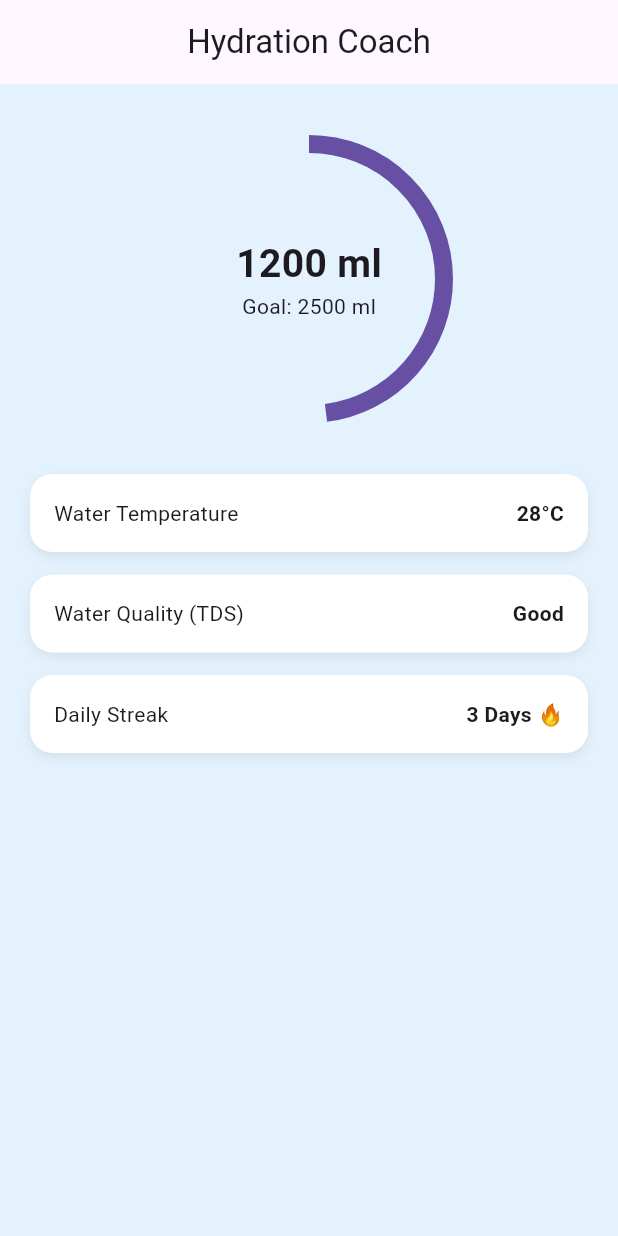
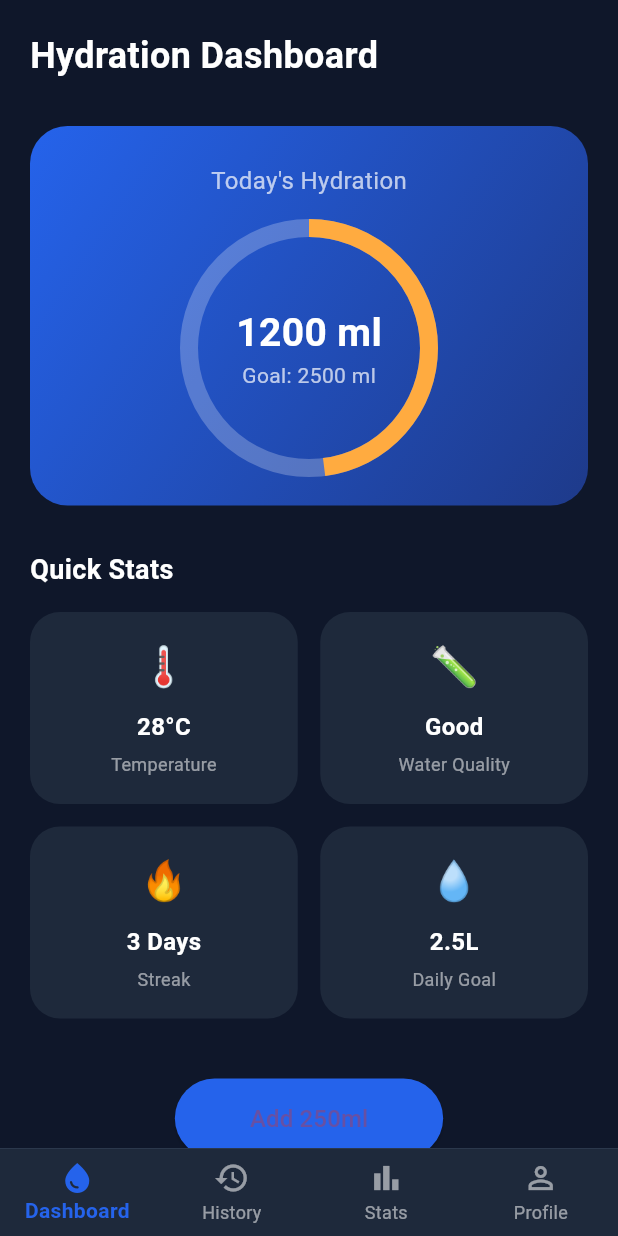
Before and after one commit to inojBhashitha/Smart-Water-Bottle-IoT, a Flutter app: the screen it shows after launch, on a phone screen of 412 x 824 dp. Run offline on Flutter 3.47's test engine with Material 3 defaults, Android fonts, the phone set to English and light mode, and no system bars; our stand-ins replace firebase_core; accounts and stored records are empty.

Commit message:
ui: upgraded dashboard and navigation

```diff
--- a/mobile-app/smart_water_bottle_app/lib/main.dart
+++ b/mobile-app/smart_water_bottle_app/lib/main.dart
@@ -1,5 +1,5 @@
 import 'package:flutter/material.dart';
-import 'screens/home_screen.dart';
+import 'screens/main_navigation.dart';
 
 void main() {
   runApp(const SmartWaterBottleApp());
@@ -12,7 +12,7 @@ class SmartWaterBottleApp extends StatelessWidget {
   Widget build(BuildContext context) {
     return const MaterialApp(
       debugShowCheckedModeBanner: false,
-      home: HomeScreen(),
+      home: MainNavigation(),
     );
   }
 }
--- /dev/null
+++ b/mobile-app/smart_water_bottle_app/lib/screens/dashboard_screen.dart
@@ -0,0 +1,215 @@
+import 'package:flutter/material.dart';
+
+class DashboardScreen extends StatefulWidget {
+  const DashboardScreen({super.key});
+
+  @override
+  State<DashboardScreen> createState() => _DashboardScreenState();
+}
+
+class _DashboardScreenState extends State<DashboardScreen> {
+  double intake = 1200;
+  double goal = 2500;
+
+  @override
+  Widget build(BuildContext context) {
+    double progress = (intake / goal).clamp(0.0, 1.0);
+
+    return Scaffold(
+      backgroundColor: const Color(0xFF0F172A),
+      body: SafeArea(
+        child: SingleChildScrollView(
+          child: Padding(
+            padding: const EdgeInsets.symmetric(horizontal: 20, vertical: 10),
+            child: Column(
+              crossAxisAlignment: CrossAxisAlignment.start,
+              children: [
+                const SizedBox(height: 10),
+
+                // 🔥 Header
+                const Text(
+                  "Hydration Dashboard",
+                  style: TextStyle(
+                    color: Colors.white,
+                    fontSize: 24,
+                    fontWeight: FontWeight.bold,
+                  ),
+                ),
+
+                const SizedBox(height: 30),
+
+                // 💧 Main Progress Card
+                Container(
+                  width: double.infinity,
+                  padding: const EdgeInsets.all(25),
+                  decoration: BoxDecoration(
+                    borderRadius: BorderRadius.circular(25),
+                    gradient: const LinearGradient(
+                      colors: [Color(0xFF2563EB), Color(0xFF1E3A8A)],
+                      begin: Alignment.topLeft,
+                      end: Alignment.bottomRight,
+                    ),
+                  ),
+                  child: Column(
+                    children: [
+                      const Text(
+                        "Today's Hydration",
+                        style: TextStyle(
+                          color: Colors.white70,
+                          fontSize: 16,
+                        ),
+                      ),
+                      const SizedBox(height: 20),
+
+                      Stack(
+                        alignment: Alignment.center,
+                        children: [
+                          TweenAnimationBuilder<double>(
+                            tween: Tween(begin: 0, end: progress),
+                            duration: const Duration(milliseconds: 800),
+                            builder: (context, value, child) {
+                              return SizedBox(
+                                width: 160,
+                                height: 160,
+                                child: CircularProgressIndicator(
+                                  value: value,
+                                  strokeWidth: 12,
+                                  backgroundColor: Colors.white24,
+                                  valueColor: AlwaysStoppedAnimation<Color>(
+                                    value > 0.7
+                                        ? Colors.greenAccent
+                                        : value > 0.4
+                                        ? Colors.orangeAccent
+                                        : Colors.white,
+                                  ),
+                                ),
+                              );
+                            },
+                          ),
+                          Column(
+                            children: [
+                              Text(
+                                "${intake.toInt()} ml",
+                                style: const TextStyle(
+                                  color: Colors.white,
+                                  fontSize: 26,
+                                  fontWeight: FontWeight.bold,
+                                ),
+                              ),
+                              Text(
+                                "Goal: ${goal.toInt()} ml",
+                                style: const TextStyle(
+                                  color: Colors.white70,
+                                ),
+                              ),
+                            ],
+                          ),
+                        ],
+                      ),
+                    ],
+                  ),
+                ),
+
+                const SizedBox(height: 30),
+
+                const Text(
+                  "Quick Stats",
+                  style: TextStyle(
+                    color: Colors.white,
+                    fontSize: 18,
+                    fontWeight: FontWeight.bold,
+                  ),
+                ),
+
+                const SizedBox(height: 15),
+
+                // 📊 Stats Grid
+                Row(
+                  children: [
+                    Expanded(child: statCard("🌡", "28°C", "Temperature")),
+                    const SizedBox(width: 15),
+                    Expanded(child: statCard("🧪", "Good", "Water Quality")),
+                  ],
+                ),
+
+                const SizedBox(height: 15),
+
+                Row(
+                  children: [
+                    Expanded(child: statCard("🔥", "3 Days", "Streak")),
+                    const SizedBox(width: 15),
+                    Expanded(child: statCard("💧", "2.5L", "Daily Goal")),
+                  ],
+                ),
+
+                const SizedBox(height: 40),
+
+                // 💦 Add Water Button
+                Center(
+                  child: ElevatedButton(
+                    onPressed: () {
+                      setState(() {
+                        intake += 250;
+                        if (intake > goal) intake = goal;
+                      });
+                    },
+                    style: ElevatedButton.styleFrom(
+                      backgroundColor: const Color(0xFF2563EB),
+                      padding: const EdgeInsets.symmetric(
+                          horizontal: 50, vertical: 15),
+                      shape: RoundedRectangleBorder(
+                        borderRadius: BorderRadius.circular(30),
+                      ),
+                    ),
+                    child: const Text(
+                      "Add 250ml",
+                      style: TextStyle(fontSize: 16),
+                    ),
+                  ),
+                ),
+
+                const SizedBox(height: 20),
+              ],
+            ),
+          ),
+        ),
+      ),
+    );
+  }
+
+  // 🔹 Modern Stat Card
+  Widget statCard(String emoji, String value, String label) {
+    return Container(
+      padding: const EdgeInsets.all(18),
+      decoration: BoxDecoration(
+        color: const Color(0xFF1E293B),
+        borderRadius: BorderRadius.circular(20),
+      ),
+      child: Column(
+        children: [
+          Text(
+            emoji,
+            style: const TextStyle(fontSize: 26),
+          ),
+          const SizedBox(height: 10),
+          Text(
+            value,
+            style: const TextStyle(
+              color: Colors.white,
+              fontWeight: FontWeight.bold,
+              fontSize: 16,
+            ),
+          ),
+          const SizedBox(height: 5),
+          Text(
+            label,
+            style: const TextStyle(
+              color: Colors.white54,
+              fontSize: 12,
+            ),
+          ),
+        ],
+      ),
+    );
+  }
+}
--- /dev/null
+++ b/mobile-app/smart_water_bottle_app/lib/screens/history_screen.dart
@@ -0,0 +1,15 @@
+import 'package:flutter/material.dart';
+
+class HistoryScreen extends StatelessWidget {
+  const HistoryScreen({super.key});
+
+  @override
+  Widget build(BuildContext context) {
+    return const Center(
+      child: Text(
+        "📊 History Screen",
+        style: TextStyle(fontSize: 22),
+      ),
+    );
+  }
+}
--- a/mobile-app/smart_water_bottle_app/lib/screens/home_screen.dart
+++ /dev/null
@@ -1,91 +0,0 @@
-import 'package:flutter/material.dart';
-
-class HomeScreen extends StatelessWidget {
-  const HomeScreen({super.key});
-
-  @override
-  Widget build(BuildContext context) {
-    double intake = 1200;
-    double goal = 2500;
-    double progress = intake / goal;
-
-    return Scaffold(
-      backgroundColor: Colors.blue[50],
-      appBar: AppBar(
-        title: const Text("Hydration Coach"),
-        centerTitle: true,
-      ),
-      body: Padding(
-        padding: const EdgeInsets.all(20),
-        child: Column(
-          children: [
-            const SizedBox(height: 20),
-
-            // Hydration Progress Circle
-            Stack(
-              alignment: Alignment.center,
-              children: [
-                SizedBox(
-                  width: 180,
-                  height: 180,
-                  child: CircularProgressIndicator(
-                    value: progress,
-                    strokeWidth: 12,
-                  ),
-                ),
-                Column(
-                  children: [
-                    Text(
-                      "${intake.toInt()} ml",
-                      style: const TextStyle(
-                        fontSize: 26,
-                        fontWeight: FontWeight.bold,
-                      ),
-                    ),
-                    Text("Goal: ${goal.toInt()} ml"),
-                  ],
-                ),
-              ],
-            ),
-
-            const SizedBox(height: 40),
-
-            infoCard("Water Temperature", "28°C"),
-            const SizedBox(height: 15),
-            infoCard("Water Quality (TDS)", "Good"),
-            const SizedBox(height: 15),
-            infoCard("Daily Streak", "3 Days 🔥"),
-          ],
-        ),
-      ),
-    );
-  }
-
-  Widget infoCard(String title, String value) {
-    return Container(
-      width: double.infinity,
-      padding: const EdgeInsets.all(16),
-      decoration: BoxDecoration(
-        color: Colors.white,
-        borderRadius: BorderRadius.circular(15),
-        boxShadow: [
-          BoxShadow(
-            color: Colors.grey.withOpacity(0.2),
-            blurRadius: 6,
-            offset: const Offset(0, 3),
-          ),
-        ],
-      ),
-      child: Row(
-        mainAxisAlignment: MainAxisAlignment.spaceBetween,
-        children: [
-          Text(title),
-          Text(
-            value,
-            style: const TextStyle(fontWeight: FontWeight.bold),
-          ),
-        ],
-      ),
-    );
-  }
-}
--- /dev/null
+++ b/mobile-app/smart_water_bottle_app/lib/screens/main_navigation.dart
@@ -0,0 +1,80 @@
+import 'package:flutter/material.dart';
+import 'dashboard_screen.dart';
+import 'history_screen.dart';
+import 'stats_screen.dart';
+import 'profile_screen.dart';
+
+class MainNavigation extends StatefulWidget {
+  const MainNavigation({super.key});
+
+  @override
+  State<MainNavigation> createState() => _MainNavigationState();
+}
+
+class _MainNavigationState extends State<MainNavigation> {
+  int _selectedIndex = 0;
+
+  final List<Widget> _screens = const [
+    DashboardScreen(),
+    HistoryScreen(),
+    StatsScreen(),
+    ProfileScreen(),
+  ];
+
+  void _onItemTapped(int index) {
+    setState(() {
+      _selectedIndex = index;
+    });
+  }
+
+  @override
+  Widget build(BuildContext context) {
+    return Scaffold(
+      backgroundColor: const Color(0xFF0F172A),
+      body: _screens[_selectedIndex],
+      bottomNavigationBar: Container(
+        decoration: const BoxDecoration(
+          color: Color(0xFF1E293B),
+          border: Border(
+            top: BorderSide(
+              color: Color(0xFF334155),
+              width: 0.5,
+            ),
+          ),
+        ),
+        child: BottomNavigationBar(
+          backgroundColor: const Color(0xFF1E293B),
+          type: BottomNavigationBarType.fixed,
+          currentIndex: _selectedIndex,
+          onTap: _onItemTapped,
+          elevation: 0,
+          selectedItemColor: const Color(0xFF2563EB),
+          unselectedItemColor: Colors.white54,
+          selectedLabelStyle: const TextStyle(fontWeight: FontWeight.bold),
+          items: const [
+            BottomNavigationBarItem(
+              icon: Icon(Icons.water_drop_outlined),
+              activeIcon: Icon(Icons.water_drop),
+              label: "Dashboard",
+            ),
+            BottomNavigationBarItem(
+              icon: Icon(Icons.history_outlined),
+              activeIcon: Icon(Icons.history),
+              label: "History",
+            ),
+            BottomNavigationBarItem(
+              icon: Icon(Icons.bar_chart_outlined),
+              activeIcon: Icon(Icons.bar_chart),
+              label: "Stats",
+            ),
+            BottomNavigationBarItem(
+              icon: Icon(Icons.person_outline),
+              activeIcon: Icon(Icons.person),
+              label: "Profile",
+            ),
+          ],
+        ),
+      ),
+    );
+  }
+}
--- /dev/null
+++ b/mobile-app/smart_water_bottle_app/lib/screens/profile_screen.dart
@@ -0,0 +1,15 @@
+import 'package:flutter/material.dart';
+
+class ProfileScreen extends StatelessWidget {
+  const ProfileScreen({super.key});
+
+  @override
+  Widget build(BuildContext context) {
+    return const Center(
+      child: Text(
+        "👤 Profile Screen",
+        style: TextStyle(fontSize: 22),
+      ),
+    );
+  }
+}
--- /dev/null
+++ b/mobile-app/smart_water_bottle_app/lib/screens/stats_screen.dart
@@ -0,0 +1,15 @@
+import 'package:flutter/material.dart';
+
+class StatsScreen extends StatelessWidget {
+  const StatsScreen({super.key});
+
+  @override
+  Widget build(BuildContext context) {
+    return const Center(
+      child: Text(
+        "📈 Statistics Screen",
+        style: TextStyle(fontSize: 22),
+      ),
+    );
+  }
+}
```
Also changed, not shown: mobile-app/smart_water_bottle_app/firebase.json (added), mobile-app/smart_water_bottle_app/lib/firebase_options.dart (added), 3 other files.
